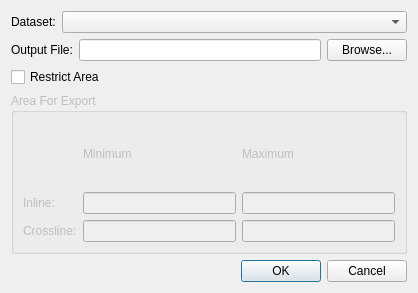
The window that ProzessUI/exportseismicdialog.ui (fsoos74/su) describes before a commit, drawn with Qt 5.
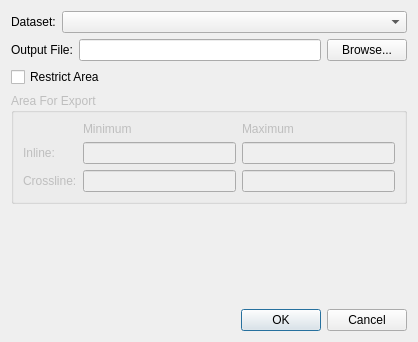
The same window after the commit.

Commit message: -added default extension for export segy file name -if an export area corner is not specified the matching value from the dataset will be used

What changed in the file:
```diff
--- a/ProzessUI/exportseismicdialog.ui
+++ b/ProzessUI/exportseismicdialog.ui
@@ -7,7 +7,7 @@
     <x>0</x>
     <y>0</y>
     <width>418</width>
-    <height>293</height>
+    <height>342</height>
    </rect>
   </property>
   <property name="windowTitle">
@@ -115,6 +115,19 @@
      </layout>
     </widget>
    </item>
+   <item>
+    <spacer name="verticalSpacer">
+     <property name="orientation">
+      <enum>Qt::Vertical</enum>
+     </property>
+     <property name="sizeHint" stdset="0">
+      <size>
+       <width>20</width>
+       <height>40</height>
+      </size>
+     </property>
+    </spacer>
+   </item>
    <item>
     <widget class="QDialogButtonBox" name="buttonBox">
      <property name="orientation">
```
The commit also changes 2 other files.
